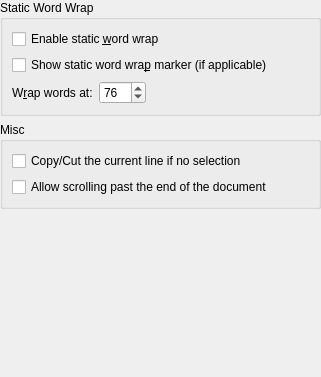
KDE/kate, file part/dialogs/editconfigwidget.ui: the form before one commit.
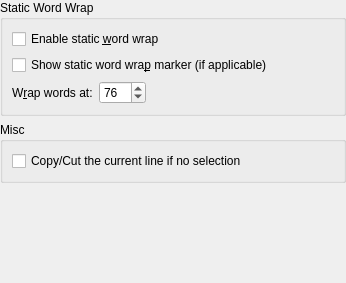
The form after the commit. Custom widgets are drawn as their Qt base class.

```diff
--- a/part/dialogs/editconfigwidget.ui
+++ b/part/dialogs/editconfigwidget.ui
@@ -6,8 +6,8 @@
    <rect>
     <x>0</x>
     <y>0</y>
-    <width>321</width>
-    <height>377</height>
+    <width>346</width>
+    <height>283</height>
    </rect>
   </property>
   <layout class="QVBoxLayout">
@@ -102,13 +102,6 @@
         </property>
        </widget>
       </item>
-      <item>
-       <widget class="QCheckBox" name="chkScrollPastEnd">
-        <property name="text">
-         <string>Allow scrolling past the end of the document</string>
-        </property>
-       </widget>
-      </item>
      </layout>
     </widget>
    </item>
```
